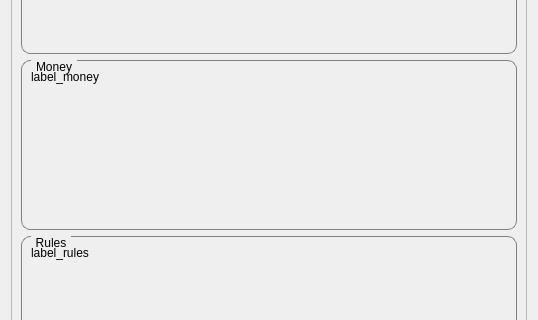
Qt form res/ui/informations_tab.ui (duniter/sakia) before a commit; both pictures show x 0 to 538 and y 136 to 456 of the 538 by 737 pixel window.
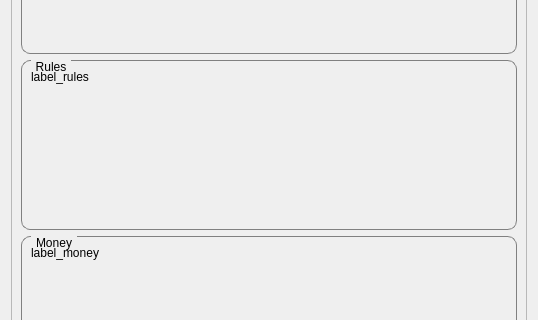
The same form after that commit.

Commit message: Fix bug in informations_tab if no UD block exists

```diff
--- a/res/ui/informations_tab.ui
+++ b/res/ui/informations_tab.ui
@@ -72,15 +72,15 @@
         </widget>
        </item>
        <item>
-        <widget class="QGroupBox" name="group_money">
+        <widget class="QGroupBox" name="group_rules">
          <property name="title">
-          <string>Money</string>
+          <string>Rules</string>
          </property>
-         <layout class="QVBoxLayout" name="verticalLayout_3">
+         <layout class="QVBoxLayout" name="verticalLayout_6">
           <item>
-           <widget class="QLabel" name="label_money">
+           <widget class="QLabel" name="label_rules">
             <property name="text">
-             <string>label_money</string>
+             <string>label_rules</string>
             </property>
             <property name="alignment">
              <set>Qt::AlignLeading|Qt::AlignLeft|Qt::AlignTop</set>
@@ -91,15 +91,15 @@
         </widget>
        </item>
        <item>
-        <widget class="QGroupBox" name="group_rules">
+        <widget class="QGroupBox" name="group_money">
          <property name="title">
-          <string>Rules</string>
+          <string>Money</string>
          </property>
-         <layout class="QVBoxLayout" name="verticalLayout_6">
+         <layout class="QVBoxLayout" name="verticalLayout_3">
           <item>
-           <widget class="QLabel" name="label_rules">
+           <widget class="QLabel" name="label_money">
             <property name="text">
-             <string>label_rules</string>
+             <string>label_money</string>
             </property>
             <property name="alignment">
              <set>Qt::AlignLeading|Qt::AlignLeft|Qt::AlignTop</set>
```
The commit also changes 1 other file.
